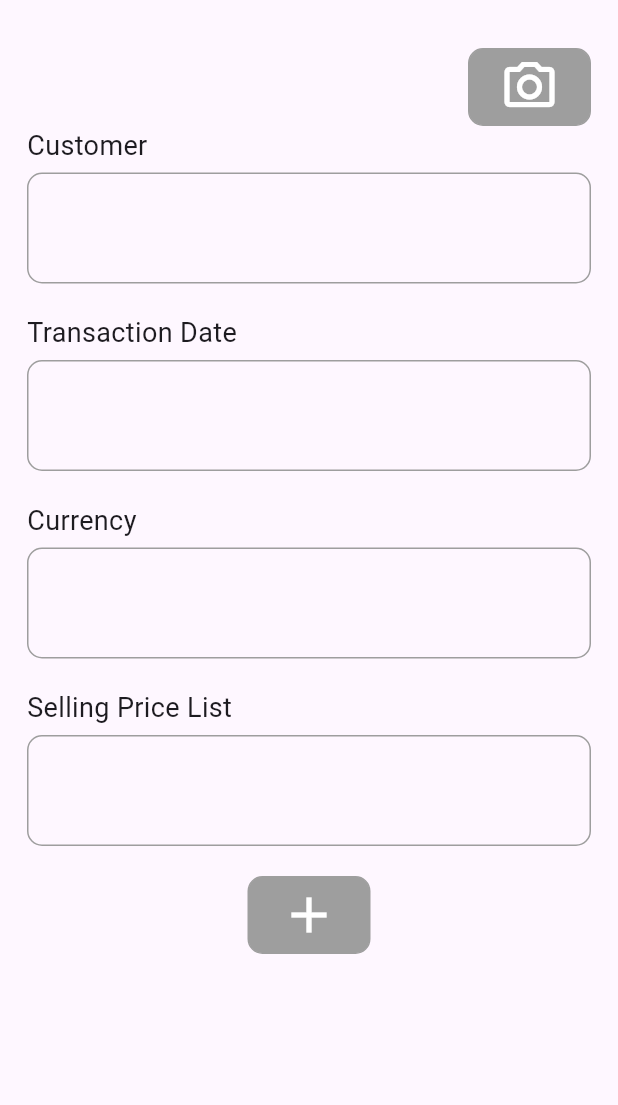
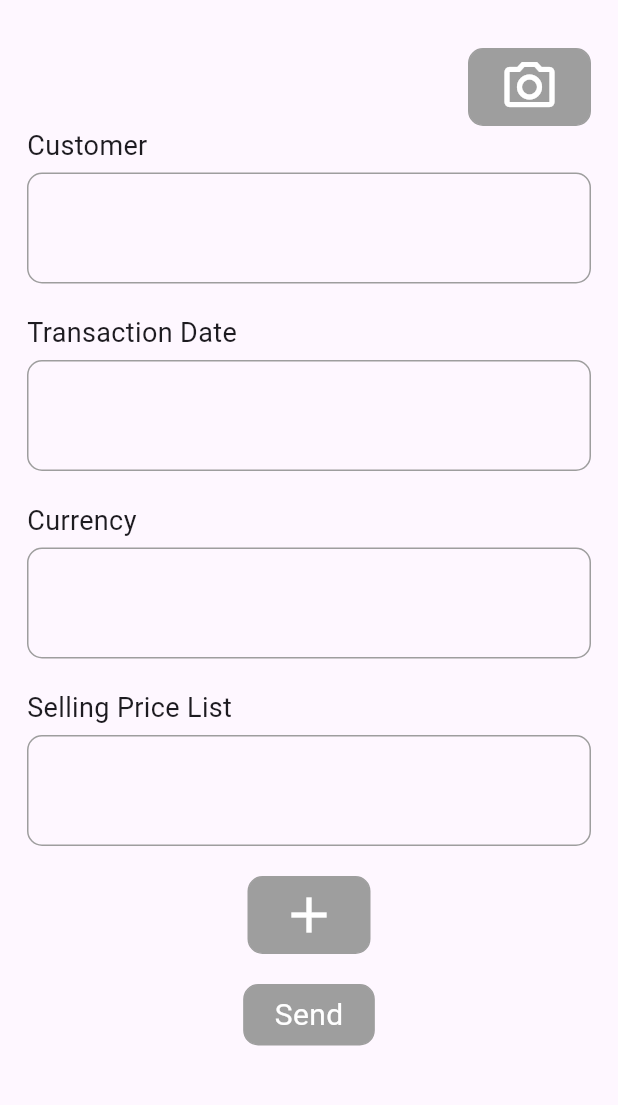
Before and after one commit to irvine-sixguys/sales-order-app, a Flutter app: the ScanScreen screen opened by its route, on a phone screen of 412 x 824 dp, the part 63-1168 px from its top. Run offline on Flutter 3.47's test engine with Material 3 defaults, Android fonts, the phone set to English and light mode, and no system bars; our stand-ins replace camera, cookie_jar, dio, dio_cookie_manager, firebase_core, flutter_dotenv and 3 more; missing offline and left inert: flutter_exif_rotation, google_mlkit_commons, google_mlkit_text_recognition; accounts and stored records are empty.

Commit message:
Feat: Scan And Send to ERPNext

```diff
--- a/lib/domain/sales_order.dart
+++ b/lib/domain/sales_order.dart
@@ -44,8 +44,8 @@ class SalesOrder {
     return SalesOrder(
       customer: data["customer"] ?? "",
       transactionDate: data["transaction_date"] ?? "",
-      currency: data["currency"] ?? "",
-      sellingPriceList: data["selling_price_list"] ?? "",
+      currency: data["currency"] ?? "USD",
+      sellingPriceList: data["selling_price_list"] ?? "Standard Selling",
       items: (data["items"] as List)
           .map((e) => SalesOrderItem(
                 itemCode: e["item_code"] ?? "",
--- a/lib/ui/scan/scan_screen.dart
+++ b/lib/ui/scan/scan_screen.dart
@@ -12,6 +12,7 @@ import 'package:six_guys/domain/sales_order.dart';
 import 'package:six_guys/ui/camera/painters/text_detector_painter.dart';
 import 'package:six_guys/ui/scan/widgets/content_box_widget.dart';
 import 'package:six_guys/ui/widgets/loading_widget.dart';
+import 'package:six_guys/utils/erpnext_api.dart';
 import 'package:six_guys/utils/nlp_plugin.dart';
 
 class ScanScreen extends ConsumerStatefulWidget {
@@ -36,6 +37,7 @@ class _ScanScreenState extends ConsumerState<ScanScreen> {
   @override
   Widget build(BuildContext context) {
     final nlpPlugin = ref.watch(nlpPluginProvider);
+    final erpNextApi = ref.watch(erpApiProvider);
 
     return Scaffold(
       appBar: AppBar(title: const Text("Six Guys")),
@@ -200,6 +202,23 @@ class _ScanScreenState extends ConsumerState<ScanScreen> {
                     ),
                   ),
                 ),
+                const SizedBox(height: 20),
+                InkWell(
+                  onTap: () async {
+                    ref.read(erpApiProvider.notifier).scanAndSend(controllers.toSalesOrder());
+                  },
+                  child: Ink(
+                    decoration: BoxDecoration(
+                      color: Colors.grey,
+                      border: Border.all(color: Colors.grey),
+                      borderRadius: BorderRadius.circular(10),
+                    ),
+                    child: Container(
+                      padding: const EdgeInsets.symmetric(vertical: 5, horizontal: 20),
+                      child: const Text("Send", style: TextStyle(fontSize: 20, color: Colors.white)),
+                    ),
+                  ),
+                ),
               ],
             ),
           ),
```
Also changed, not shown: lib/utils/erpnext_api.dart (+13 -1 lines).
